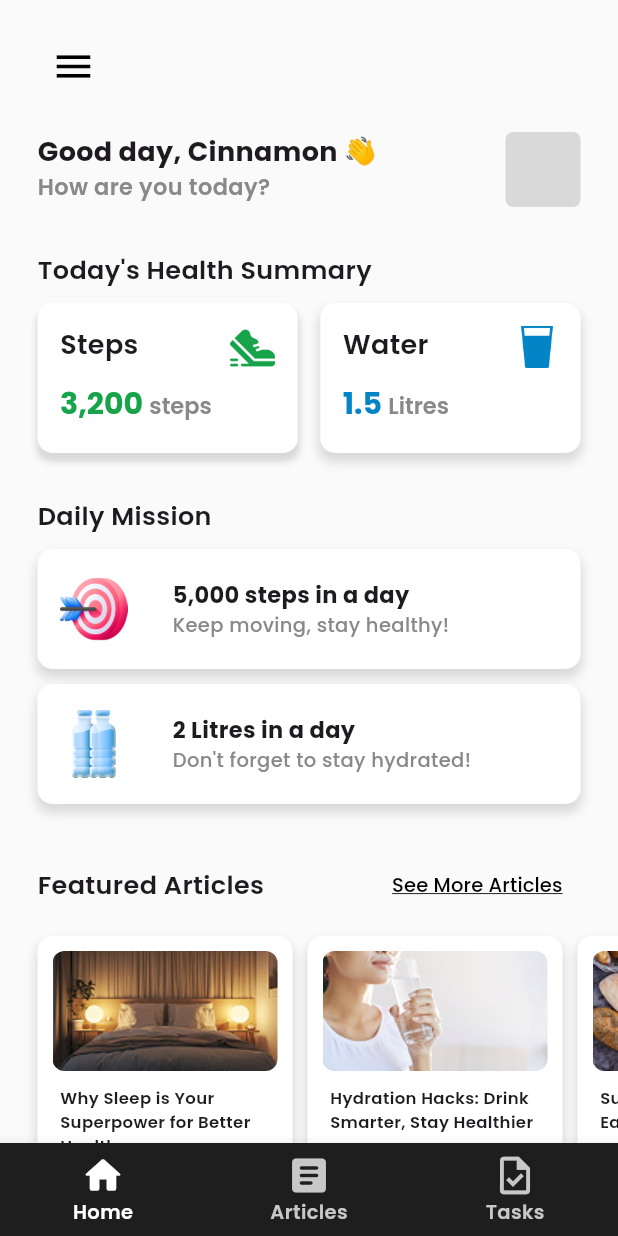
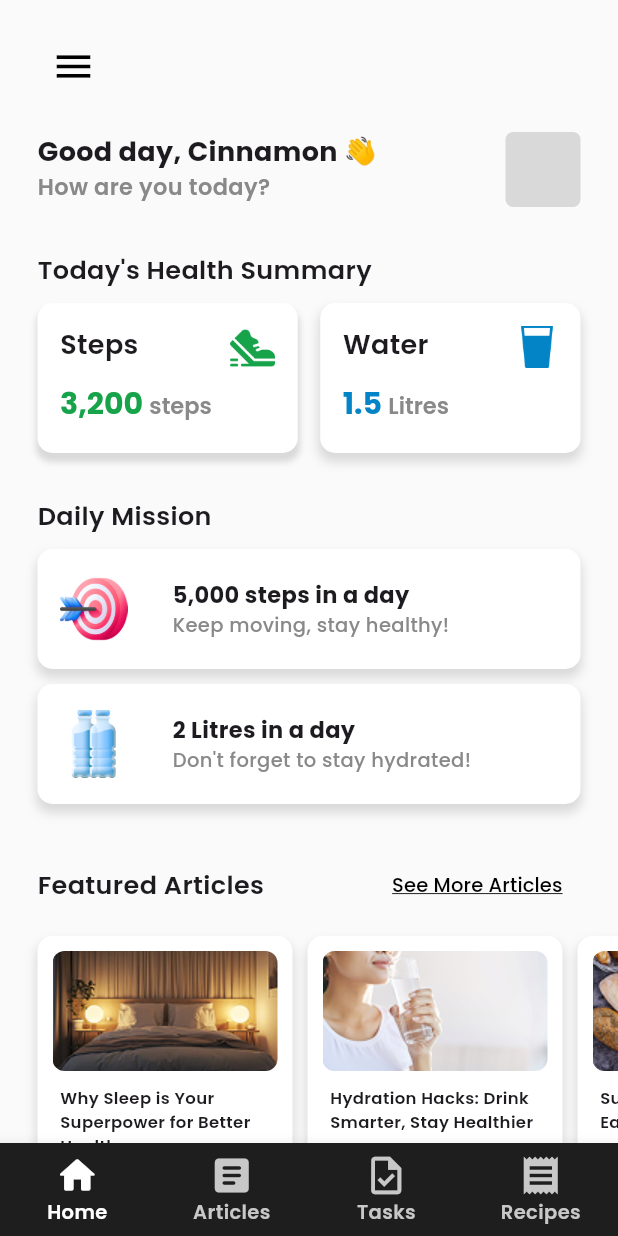
Before and after one commit to evelyn-zhan/cinnamon-health-app, a Flutter app: the screen it shows after launch, on a phone screen of 412 x 824 dp. Run offline on Flutter 3.47's test engine with Material 3 defaults, Android fonts, the light colour scheme and no system bars; our stand-ins replace google_fonts; statements that could not run were skipped.

Commit message:
new provider for Recipes

```diff
--- a/lib/main.dart
+++ b/lib/main.dart
@@ -4,6 +4,7 @@ import 'package:health_mobile_app/components/add_task_button.dart';
 import 'package:health_mobile_app/components/profile_drawer.dart';
 import 'package:health_mobile_app/providers/page_provider.dart';
 import 'package:health_mobile_app/providers/profile_provider.dart';
+import 'package:health_mobile_app/providers/recipe_provider.dart';
 import 'package:provider/provider.dart';
 import 'package:health_mobile_app/providers/todo_provider.dart';
 
@@ -19,6 +20,9 @@ void main() {
         ),
         ChangeNotifierProvider(
           create: (context) => ProfileProvider()
+        ),
+        ChangeNotifierProvider(
+          create: (context) => RecipeProvider()
         )
       ],
       child: MyApp()
@@ -75,6 +79,9 @@ class _MyAppState extends State<MyApp> {
         checkboxTheme: CheckboxThemeData(
           checkColor: MaterialStateProperty.all(Colors.white)
         ),
+        cardTheme: CardTheme(
+          color: Color(0xFF1E1E1E)
+        )
       )
       : ThemeData.light().copyWith(
         scaffoldBackgroundColor: Color(0xFFFAFAFA),
@@ -115,6 +122,9 @@ class _MyAppState extends State<MyApp> {
         checkboxTheme: CheckboxThemeData(
           checkColor: MaterialStateProperty.all(Colors.white)
         ),
+        cardTheme: CardTheme(
+          color: Colors.white
+        )
       ),
       home: Scaffold(
         appBar: context.watch<PageProvider>().pageName == ""
@@ -198,6 +208,7 @@ class _MyAppState extends State<MyApp> {
             BottomNavigationBarItem(icon: Icon(Icons.home_rounded), label: "Home"),
             BottomNavigationBarItem(icon: Icon(Icons.article_rounded), label: "Articles"),
             BottomNavigationBarItem(icon: Icon(Icons.task_outlined), label: "Tasks"),
+            BottomNavigationBarItem(icon: Icon(Icons.receipt), label: "Recipes"),
           ]
         ),
         drawer: ProfileDrawer()
```
